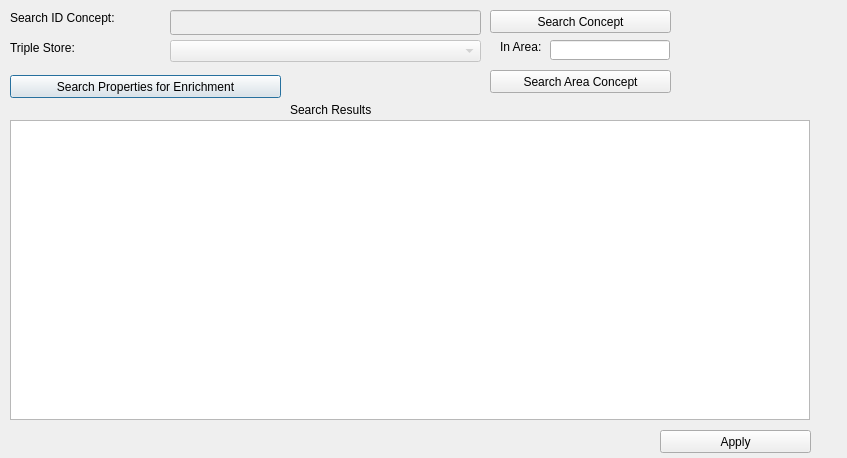
This is dialogs/ui/whattoenrichdialog.ui in sparqlunicorn/sparqlunicornGoesGIS as Qt 5 draws it before an edit. The edited form follows.
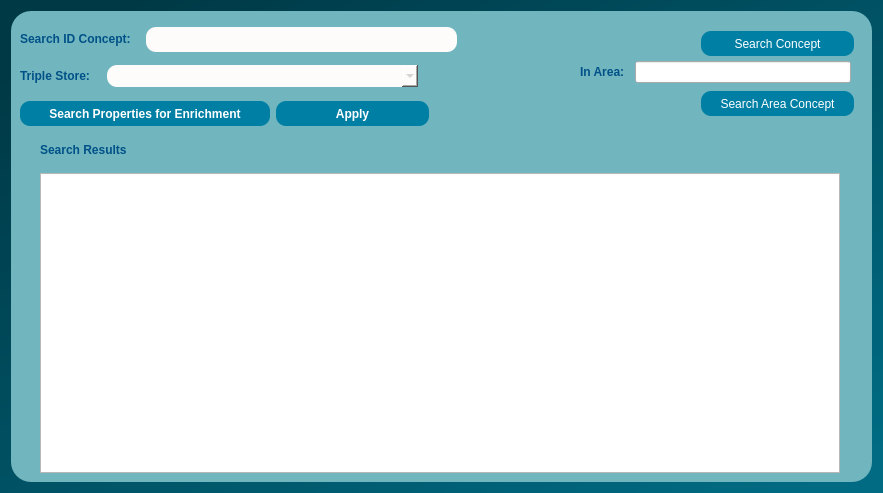
This is the edited form.

```diff
--- a/dialogs/ui/whattoenrichdialog.ui
+++ b/dialogs/ui/whattoenrichdialog.ui
@@ -1,168 +1,452 @@
 <?xml version="1.0" encoding="UTF-8"?>
 <ui version="4.0">
- <class>EnrichmentDialog</class>
- <widget class="QDialog" name="EnrichmentDialog">
+ <class>whatToEnrichtDialog</class>
+ <widget class="QDialog" name="whatToEnrichtDialog">
   <property name="geometry">
    <rect>
     <x>0</x>
     <y>0</y>
-    <width>847</width>
-    <height>458</height>
+    <width>879</width>
+    <height>489</height>
    </rect>
   </property>
   <property name="windowTitle">
    <string>Dialog</string>
   </property>
-  <widget class="QLabel" name="conceptSearchLabel">
-   <property name="geometry">
-    <rect>
-     <x>10</x>
-     <y>10</y>
-     <width>151</width>
-     <height>16</height>
-    </rect>
-   </property>
-   <property name="text">
-    <string>Search ID Concept:</string>
-   </property>
-  </widget>
-  <widget class="QLineEdit" name="conceptSearchEdit">
-   <property name="enabled">
-    <bool>false</bool>
-   </property>
-   <property name="geometry">
-    <rect>
-     <x>170</x>
-     <y>10</y>
-     <width>311</width>
-     <height>25</height>
-    </rect>
-   </property>
-  </widget>
-  <widget class="QComboBox" name="tripleStoreEdit">
-   <property name="enabled">
-    <bool>false</bool>
-   </property>
-   <property name="geometry">
-    <rect>
-     <x>170</x>
-     <y>40</y>
-     <width>311</width>
-     <height>22</height>
-    </rect>
-   </property>
-  </widget>
-  <widget class="QLabel" name="tripleStoreLabel">
-   <property name="geometry">
-    <rect>
-     <x>10</x>
-     <y>40</y>
-     <width>81</width>
-     <height>16</height>
-    </rect>
-   </property>
-   <property name="text">
-    <string>Triple Store:</string>
-   </property>
-  </widget>
-  <widget class="QPushButton" name="searchButton">
-   <property name="geometry">
-    <rect>
-     <x>10</x>
-     <y>75</y>
-     <width>271</width>
-     <height>23</height>
-    </rect>
-   </property>
-   <property name="text">
-    <string>Search Properties for Enrichment</string>
-   </property>
-  </widget>
-  <widget class="QListWidget" name="searchResult">
-   <property name="geometry">
-    <rect>
-     <x>10</x>
-     <y>120</y>
-     <width>800</width>
-     <height>300</height>
-    </rect>
-   </property>
-  </widget>
-  <widget class="QLabel" name="searchResultLabel">
-   <property name="geometry">
-    <rect>
-     <x>290</x>
-     <y>100</y>
-     <width>141</width>
-     <height>20</height>
-    </rect>
-   </property>
-   <property name="text">
-    <string>Search Results</string>
-   </property>
-  </widget>
-  <widget class="QPushButton" name="searchConceptButton">
-   <property name="geometry">
-    <rect>
-     <x>490</x>
-     <y>10</y>
-     <width>181</width>
-     <height>23</height>
-    </rect>
-   </property>
-   <property name="text">
-    <string>Search Concept</string>
-   </property>
-  </widget>
-  <widget class="QPushButton" name="applyButton">
-   <property name="geometry">
-    <rect>
-     <x>660</x>
-     <y>430</y>
-     <width>151</width>
-     <height>23</height>
-    </rect>
-   </property>
-   <property name="text">
-    <string>Apply</string>
-   </property>
-  </widget>
-  <widget class="QLabel" name="costumpropertyLabel">
-   <property name="geometry">
-    <rect>
-     <x>500</x>
-     <y>40</y>
-     <width>47</width>
-     <height>14</height>
-    </rect>
-   </property>
-   <property name="text">
-    <string>In Area:</string>
-   </property>
-  </widget>
-  <widget class="QLineEdit" name="inAreaEditText">
-   <property name="geometry">
-    <rect>
-     <x>550</x>
-     <y>40</y>
-     <width>120</width>
-     <height>20</height>
-    </rect>
-   </property>
-  </widget>
-  <widget class="QPushButton" name="searchButton2">
-   <property name="geometry">
-    <rect>
-     <x>490</x>
-     <y>70</y>
-     <width>181</width>
-     <height>23</height>
-    </rect>
-   </property>
-   <property name="text">
-    <string>Search Area Concept</string>
-   </property>
-  </widget>
+  <property name="styleSheet">
+   <string notr="true">QObject#whatToEnrichtDialog{
+background-color:qlineargradient(spread:pad, x1:0, y1:0, x2:1, y2:1, stop:0.0795455 rgba(0, 57, 70, 255), stop:0.5625 rgba(0, 85, 104, 255), stop:0.954545 rgba(0, 107, 131, 255));}
+</string>
+  </property>
+  <layout class="QGridLayout" name="gridLayout_2">
+   <item row="0" column="0">
+    <widget class="QFrame" name="frame">
+     <property name="minimumSize">
+      <size>
+       <width>861</width>
+       <height>471</height>
+      </size>
+     </property>
+     <property name="maximumSize">
+      <size>
+       <width>861</width>
+       <height>471</height>
+      </size>
+     </property>
+     <property name="styleSheet">
+      <string notr="true">QObject#frame{
+	background-color:qlineargradient(spread:pad, x1:0, y1:0, x2:1, y2:1, stop:0.0113636 rgba(113, 181, 190, 255));
+	
+border-radius:20px;}
+
+
+</string>
+     </property>
+     <property name="frameShape">
+      <enum>QFrame::StyledPanel</enum>
+     </property>
+     <property name="frameShadow">
+      <enum>QFrame::Raised</enum>
+     </property>
+     <widget class="QWidget" name="widget" native="true">
+      <property name="geometry">
+       <rect>
+        <x>9</x>
+        <y>121</y>
+        <width>841</width>
+        <height>341</height>
+       </rect>
+      </property>
+      <property name="minimumSize">
+       <size>
+        <width>841</width>
+        <height>341</height>
+       </size>
+      </property>
+      <layout class="QGridLayout" name="gridLayout">
+       <item row="1" column="0">
+        <widget class="QListWidget" name="searchResult">
+         <property name="minimumSize">
+          <size>
+           <width>800</width>
+           <height>300</height>
+          </size>
+         </property>
+         <property name="maximumSize">
+          <size>
+           <width>800</width>
+           <height>300</height>
+          </size>
+         </property>
+        </widget>
+       </item>
+       <item row="0" column="0">
+        <widget class="QLabel" name="searchResultLabel">
+         <property name="minimumSize">
+          <size>
+           <width>800</width>
+           <height>17</height>
+          </size>
+         </property>
+         <property name="font">
+          <font>
+           <pointsize>9</pointsize>
+           <weight>75</weight>
+           <bold>true</bold>
+          </font>
+         </property>
+         <property name="styleSheet">
+          <string notr="true">color:rgb(0, 81, 135);</string>
+         </property>
+         <property name="text">
+          <string>Search Results</string>
+         </property>
+        </widget>
+       </item>
+      </layout>
+     </widget>
+     <widget class="QPushButton" name="searchButton">
+      <property name="geometry">
+       <rect>
+        <x>9</x>
+        <y>90</y>
+        <width>250</width>
+        <height>25</height>
+       </rect>
+      </property>
+      <property name="minimumSize">
+       <size>
+        <width>250</width>
+        <height>25</height>
+       </size>
+      </property>
+      <property name="maximumSize">
+       <size>
+        <width>250</width>
+        <height>25</height>
+       </size>
+      </property>
+      <property name="font">
+       <font>
+        <pointsize>9</pointsize>
+        <weight>75</weight>
+        <bold>true</bold>
+       </font>
+      </property>
+      <property name="styleSheet">
+       <string notr="true">background-color:rgb(0, 127, 165);
+border-radius:10px;
+color: rgb(255, 255, 255);</string>
+      </property>
+      <property name="text">
+       <string>Search Properties for Enrichment</string>
+      </property>
+     </widget>
+     <widget class="QWidget" name="widget_2" native="true">
+      <property name="geometry">
+       <rect>
+        <x>560</x>
+        <y>10</y>
+        <width>291</width>
+        <height>101</height>
+       </rect>
+      </property>
+      <widget class="QPushButton" name="searchButton2">
+       <property name="geometry">
+        <rect>
+         <x>130</x>
+         <y>70</y>
+         <width>153</width>
+         <height>25</height>
+        </rect>
+       </property>
+       <property name="minimumSize">
+        <size>
+         <width>153</width>
+         <height>25</height>
+        </size>
+       </property>
+       <property name="styleSheet">
+        <string notr="true">background-color:rgb(0, 127, 165);
+border-radius:10px;
+color: rgb(255, 255, 255);</string>
+       </property>
+       <property name="text">
+        <string>Search Area Concept</string>
+       </property>
+      </widget>
+      <widget class="QWidget" name="">
+       <property name="geometry">
+        <rect>
+         <x>9</x>
+         <y>40</y>
+         <width>271</width>
+         <height>22</height>
+        </rect>
+       </property>
+       <property name="minimumSize">
+        <size>
+         <width>153</width>
+         <height>22</height>
+        </size>
+       </property>
+       <layout class="QHBoxLayout" name="horizontalLayout">
+        <item>
+         <widget class="QLabel" name="costumpropertyLabel">
+          <property name="minimumSize">
+           <size>
+            <width>49</width>
+            <height>20</height>
+           </size>
+          </property>
+          <property name="font">
+           <font>
+            <pointsize>9</pointsize>
+            <weight>75</weight>
+            <bold>true</bold>
+           </font>
+          </property>
+          <property name="styleSheet">
+           <string notr="true">color:rgb(0, 81, 135);</string>
+          </property>
+          <property name="text">
+           <string>In Area:</string>
+          </property>
+         </widget>
+        </item>
+        <item>
+         <widget class="QLineEdit" name="inAreaEditText">
+          <property name="minimumSize">
+           <size>
+            <width>96</width>
+            <height>20</height>
+           </size>
+          </property>
+         </widget>
+        </item>
+       </layout>
+      </widget>
+      <widget class="QPushButton" name="searchConceptButton">
+       <property name="geometry">
+        <rect>
+         <x>130</x>
+         <y>10</y>
+         <width>153</width>
+         <height>25</height>
+        </rect>
+       </property>
+       <property name="minimumSize">
+        <size>
+         <width>153</width>
+         <height>25</height>
+        </size>
+       </property>
+       <property name="styleSheet">
+        <string notr="true">background-color:rgb(0, 127, 165);
+border-radius:10px;
+color: rgb(255, 255, 255);</string>
+       </property>
+       <property name="text">
+        <string>Search Concept</string>
+       </property>
+      </widget>
+     </widget>
+     <widget class="QWidget" name="widget_3" native="true">
+      <property name="geometry">
+       <rect>
+        <x>9</x>
+        <y>9</y>
+        <width>591</width>
+        <height>75</height>
+       </rect>
+      </property>
+      <property name="minimumSize">
+       <size>
+        <width>488</width>
+        <height>75</height>
+       </size>
+      </property>
+      <layout class="QGridLayout" name="gridLayout_3">
+       <item row="0" column="0">
+        <layout class="QHBoxLayout" name="horizontalLayout_2">
+         <item>
+          <widget class="QLabel" name="conceptSearchLabel">
+           <property name="minimumSize">
+            <size>
+             <width>120</width>
+             <height>16</height>
+            </size>
+           </property>
+           <property name="maximumSize">
+            <size>
+             <width>120</width>
+             <height>16</height>
+            </size>
+           </property>
+           <property name="font">
+            <font>
+             <pointsize>9</pointsize>
+             <weight>75</weight>
+             <bold>true</bold>
+            </font>
+           </property>
+           <property name="styleSheet">
+            <string notr="true">color:rgb(0, 81, 135);</string>
+           </property>
+           <property name="text">
+            <string>Search ID Concept:</string>
+           </property>
+          </widget>
+         </item>
+         <item>
+          <widget class="QLineEdit" name="conceptSearchEdit">
+           <property name="enabled">
+            <bool>false</bool>
+           </property>
+           <property name="minimumSize">
+            <size>
+             <width>311</width>
+             <height>25</height>
+            </size>
+           </property>
+           <property name="maximumSize">
+            <size>
+             <width>311</width>
+             <height>25</height>
+            </size>
+           </property>
+           <property name="styleSheet">
+            <string notr="true">border-radius:10px;
+
+border-color:rgb(45, 45, 45);
+
+background-color: rgb(253, 252, 250);</string>
+           </property>
+          </widget>
+         </item>
+         <item>
+          <spacer name="horizontalSpacer">
+           <property name="orientation">
+            <enum>Qt::Horizontal</enum>
+           </property>
+           <property name="sizeHint" stdset="0">
+            <size>
+             <width>124</width>
+             <height>22</height>
+            </size>
+           </property>
+          </spacer>
+         </item>
+        </layout>
+       </item>
+       <item row="1" column="0">
+        <layout class="QHBoxLayout" name="horizontalLayout_3">
+         <item>
+          <widget class="QLabel" name="tripleStoreLabel">
+           <property name="minimumSize">
+            <size>
+             <width>81</width>
+             <height>16</height>
+            </size>
+           </property>
+           <property name="maximumSize">
+            <size>
+             <width>81</width>
+             <height>16</height>
+            </size>
+           </property>
+           <property name="font">
+            <font>
+             <pointsize>9</pointsize>
+             <weight>75</weight>
+             <bold>true</bold>
+            </font>
+           </property>
+           <property name="styleSheet">
+            <string notr="true">color:rgb(0, 81, 135);</string>
+           </property>
+           <property name="text">
+            <string>Triple Store:</string>
+           </property>
+          </widget>
+         </item>
+         <item>
+          <widget class="QComboBox" name="tripleStoreEdit">
+           <property name="enabled">
+            <bool>false</bool>
+           </property>
+           <property name="minimumSize">
+            <size>
+             <width>311</width>
+             <height>22</height>
+            </size>
+           </property>
+           <property name="maximumSize">
+            <size>
+             <width>311</width>
+             <height>22</height>
+            </size>
+           </property>
+           <property name="styleSheet">
+            <string notr="true">border-radius:10px;
+
+border-color:rgb(45, 45, 45);
+
+background-color: rgb(253, 252, 250);</string>
+           </property>
+          </widget>
+         </item>
+         <item>
+          <spacer name="horizontalSpacer_3">
+           <property name="orientation">
+            <enum>Qt::Horizontal</enum>
+           </property>
+           <property name="sizeHint" stdset="0">
+            <size>
+             <width>167</width>
+             <height>20</height>
+            </size>
+           </property>
+          </spacer>
+         </item>
+        </layout>
+       </item>
+      </layout>
+     </widget>
+     <widget class="QPushButton" name="applyButton">
+      <property name="geometry">
+       <rect>
+        <x>265</x>
+        <y>90</y>
+        <width>153</width>
+        <height>25</height>
+       </rect>
+      </property>
+      <property name="minimumSize">
+       <size>
+        <width>153</width>
+        <height>25</height>
+       </size>
+      </property>
+      <property name="font">
+       <font>
+        <pointsize>9</pointsize>
+        <weight>75</weight>
+        <bold>true</bold>
+       </font>
+      </property>
+      <property name="styleSheet">
+       <string notr="true">background-color:rgb(0, 127, 165);
+border-radius:10px;
+color: rgb(255, 255, 255);</string>
+      </property>
+      <property name="text">
+       <string>Apply</string>
+      </property>
+     </widget>
+    </widget>
+   </item>
+  </layout>
  </widget>
  <resources/>
  <connections/>
```
